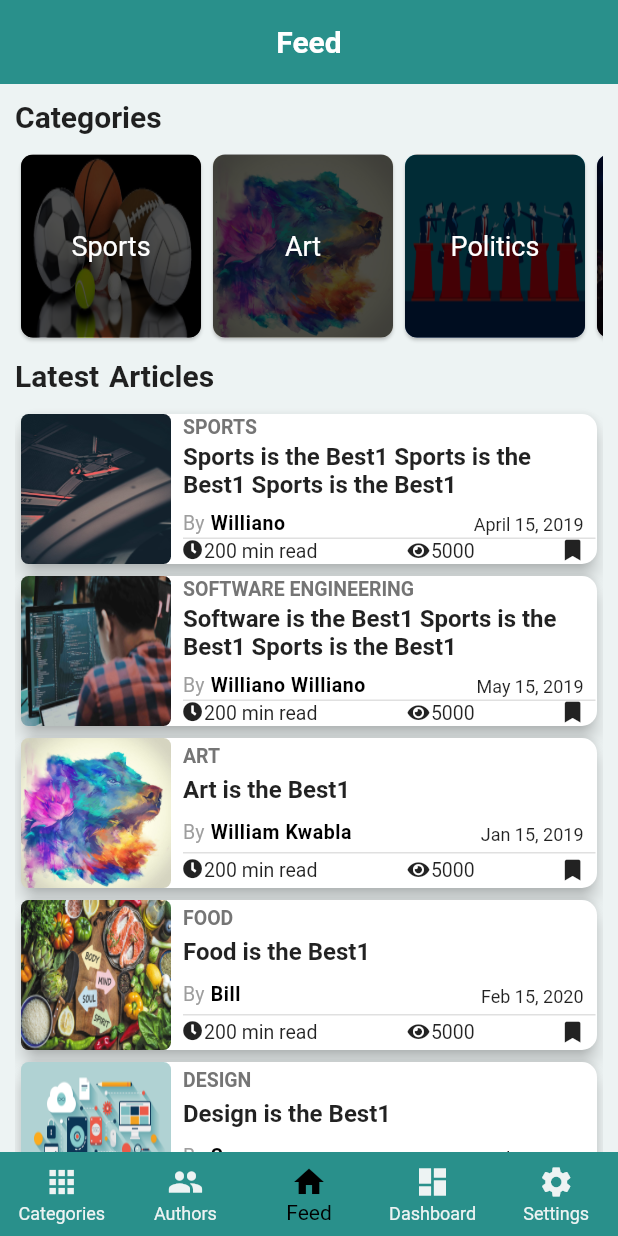
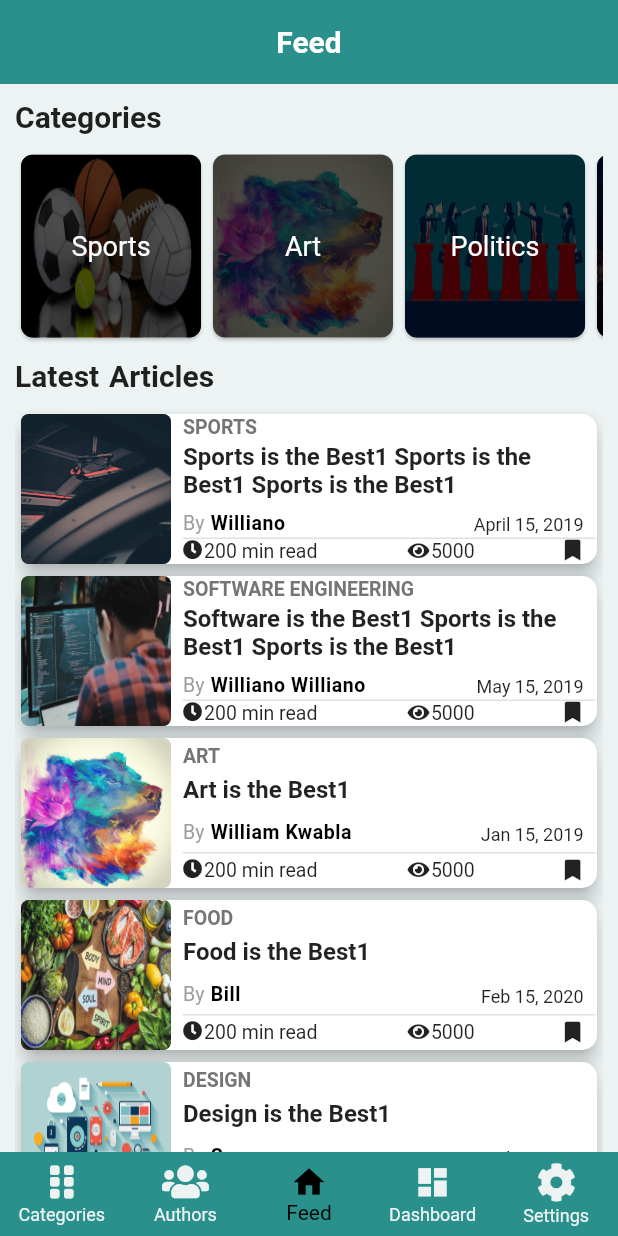
Before and after one commit to Williano/Bona-Blog-Mobile, a Flutter app: the screen it shows after launch, on a phone screen of 412 x 824 dp. Run offline on Flutter 3.47's test engine with Material 2 defaults, Android fonts, the light colour scheme and no system bars; our stand-ins replace font_awesome_flutter.

Commit message:
Update icons

```diff
--- a/lib/screens/home_screen.dart
+++ b/lib/screens/home_screen.dart
@@ -2,7 +2,9 @@ import 'package:bona_blog/screens/category_list_screen.dart';
 import 'package:bona_blog/screens/feed_screen.dart';
 import 'package:bona_blog/screens/undefined_screen.dart';
 import 'package:bona_blog/utilities/custom_material_color.dart';
+import 'package:flutter/cupertino.dart';
 import 'package:flutter/material.dart';
+import 'package:font_awesome_flutter/font_awesome_flutter.dart';
 
 class HomeScreen extends StatefulWidget {
   HomeScreen({Key key}) : super(key: key);
@@ -25,12 +27,36 @@ class _HomeScreenState extends State<HomeScreen> {
   ];
 
   List<BottomNavigationBarItem> _bottomNavigationBarItems = [
-    BottomNavigationBarItem(icon: Icon(Icons.apps), title: Text("Categories")),
-    BottomNavigationBarItem(icon: Icon(Icons.people), title: Text("Authors")),
-    BottomNavigationBarItem(icon: Icon(Icons.home), title: Text("Feed")),
     BottomNavigationBarItem(
-        icon: Icon(Icons.dashboard), title: Text("Dashboard")),
-    BottomNavigationBarItem(icon: Icon(Icons.settings), title: Text("Settings"))
+        icon: FaIcon(
+          FontAwesomeIcons.gripVertical,
+          size: 25.0,
+        ),
+        title: Text("Categories")),
+    BottomNavigationBarItem(
+        icon: FaIcon(
+          FontAwesomeIcons.users,
+          size: 25.0,
+        ),
+        title: Text("Authors")),
+    BottomNavigationBarItem(
+        icon: FaIcon(
+          Icons.home,
+          size: 25.0,
+        ),
+        title: Text("Feed")),
+    BottomNavigationBarItem(
+        icon: FaIcon(
+          Icons.dashboard,
+          size: 25.0,
+        ),
+        title: Text("Dashboard")),
+    BottomNavigationBarItem(
+        icon: FaIcon(
+          FontAwesomeIcons.cog,
+          size: 26.0,
+        ),
+        title: Text("Settings"))
   ];
 
   @override
```
